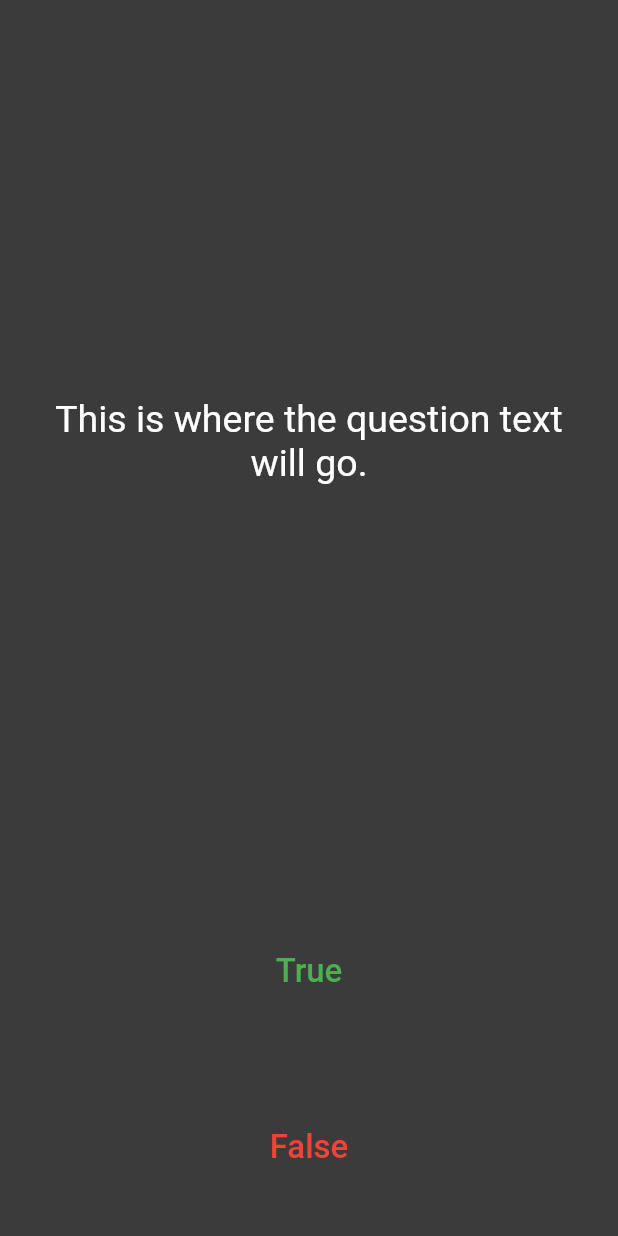
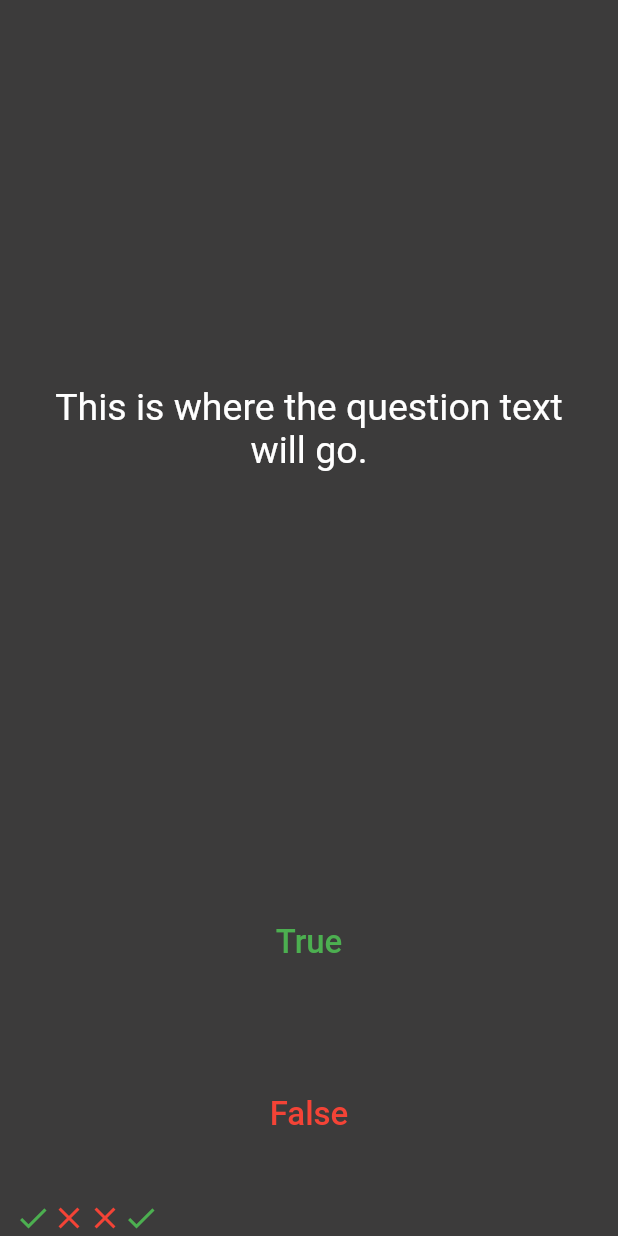
Before and after one commit to ValiiJ/Quizzler, a Flutter app: the screen it shows after launch, after a tap on "True", on a phone screen of 412 x 824 dp. Run offline on Flutter 3.47's test engine with Material 2 defaults, Android fonts, the phone set to English and light mode, and no system bars.

Commit message:
Added icon at scorekeeper

```diff
--- a/lib/main.dart
+++ b/lib/main.dart
@@ -31,10 +31,24 @@ class QuizzPage extends StatefulWidget {
 }
 
 class _QuizzPageState extends State<QuizzPage> {
+  List<Widget> scoreKeeper = [
+    Icon(
+      Icons.check,
+      color: Colors.green,
+    ),
+    Icon(
+      Icons.close,
+      color: Colors.red,
+    ),
+    Icon(
+      Icons.close,
+      color: Colors.red,
+    ),
+  ];
+
   @override
   Widget build(BuildContext context) {
     return Column(
-      mainAxisAlignment: MainAxisAlignment.spaceBetween,
       crossAxisAlignment: CrossAxisAlignment.stretch,
       children: [
         const Expanded(
@@ -61,7 +75,16 @@ class _QuizzPageState extends State<QuizzPage> {
                   color: Colors.green,
                 ),
               ),
-              onPressed: () {},
+              onPressed: () {
+                setState(() {
+                  scoreKeeper.add(
+                    const Icon(
+                      Icons.check,
+                      color: Colors.green,
+                    ),
+                  );
+                });
+              },
             ),
           ),
         ),
@@ -76,9 +99,21 @@ class _QuizzPageState extends State<QuizzPage> {
                   color: Colors.red,
                 ),
               ),
-              onPressed: () {},
+              onPressed: () {
+                setState(() {
+                  scoreKeeper.add(
+                    const Icon(
+                      Icons.close,
+                      color: Colors.red,
+                    ),
+                  );
+                });
+              },
             ),
           ),
+        ),
+        Row(
+          children: scoreKeeper,
         ),
       ],
     );
```
